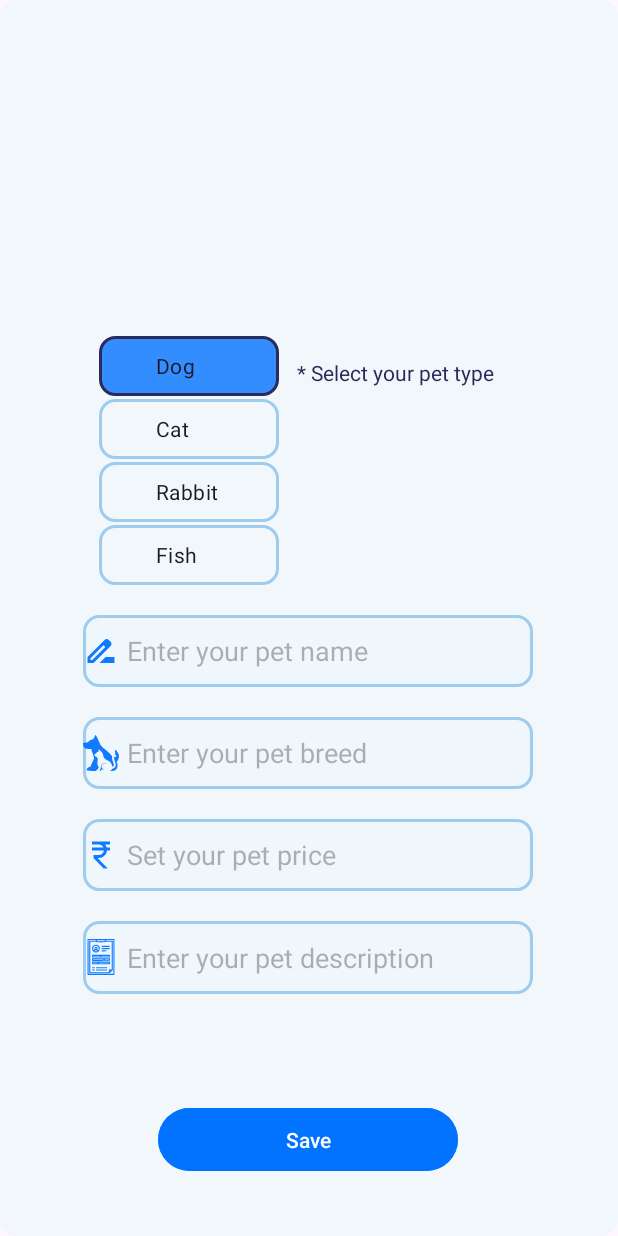
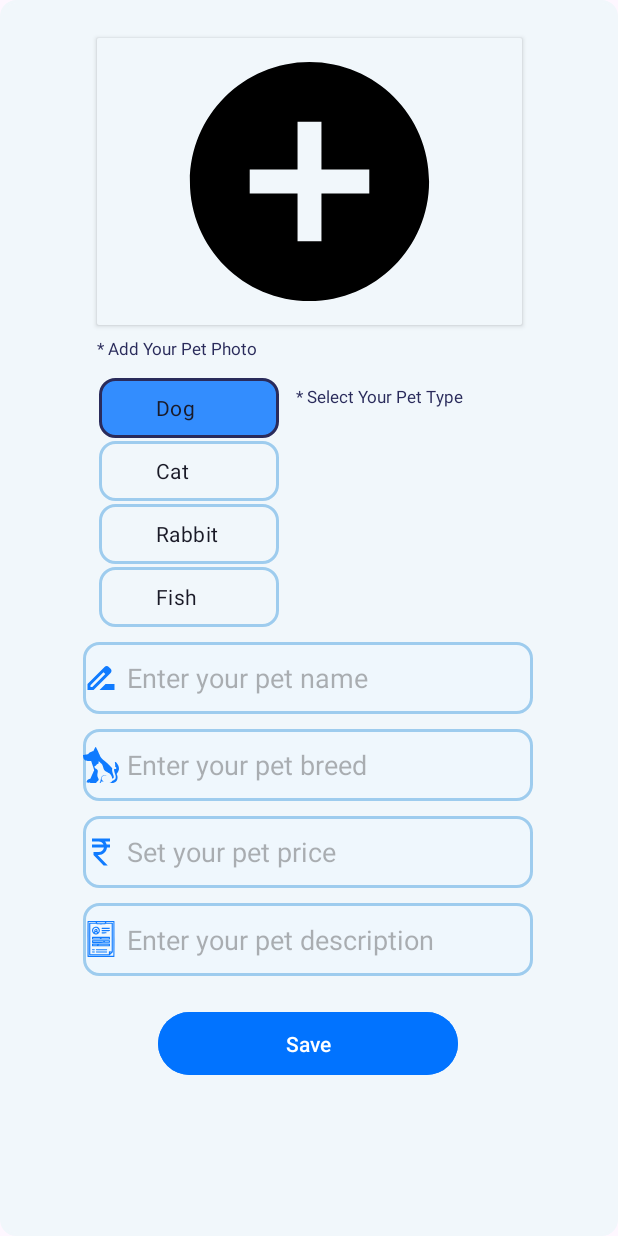
Before and after one commit to ruchit9510/pet-adoption-, an Android app: the AddPet screen opened directly, with no data from a screen before it, on a phone screen of 412 x 824 dp. Run offline under Robolectric (Android 15) with nearby library versions, the phone set to English and light mode, and no system bars; our stand-ins replace Firebase (no records; nobody signed in at launch, a user with empty details on screens opened directly); Roboto replaces fonts that are not available here.

Commit message:
Some Update

```diff
--- a/app/src/main/res/layout/activity_add_pet.xml
+++ b/app/src/main/res/layout/activity_add_pet.xml
@@ -10,29 +10,10 @@
 
 
     <EditText
-        android:id="@+id/petPrice"
-        android:layout_width="300dp"
-        android:layout_height="48dp"
-        android:layout_marginTop="20dp"
-        android:background="@drawable/edit_text_backgroud"
-        android:drawableLeft="@drawable/rupee_24"
-        android:drawablePadding="5dp"
-        android:drawableTint="@color/app_theme"
-        android:ems="10"
-        android:hint="Set your pet price"
-        android:inputType="text"
-        android:textColor="#1A1A27"
-        android:textColorHint="#653E3C3C"
-        app:layout_constraintEnd_toEndOf="parent"
-        app:layout_constraintHorizontal_bias="0.496"
-        app:layout_constraintStart_toStartOf="parent"
-        app:layout_constraintTop_toBottomOf="@+id/petBreed" />
-
-    <EditText
         android:id="@+id/petName"
         android:layout_width="300dp"
         android:layout_height="48dp"
-        android:layout_marginTop="20dp"
+        android:layout_marginTop="10dp"
         android:background="@drawable/edit_text_backgroud"
         android:drawableLeft="@drawable/name"
         android:drawablePadding="5dp"
@@ -43,7 +24,7 @@
         android:textColor="#1A1A27"
         android:textColorHint="#653E3C3C"
         app:layout_constraintEnd_toEndOf="parent"
-        app:layout_constraintHorizontal_bias="0.496"
+        app:layout_constraintHorizontal_bias="0.495"
         app:layout_constraintStart_toStartOf="parent"
         app:layout_constraintTop_toBottomOf="@+id/radioGroup" />
 
@@ -51,12 +32,12 @@
         android:id="@+id/radioGroup"
         android:layout_width="wrap_content"
         android:layout_height="wrap_content"
-        android:layout_marginTop="224dp"
+        android:layout_marginTop="35dp"
+        android:checkedButton="@id/petDog"
         app:layout_constraintEnd_toEndOf="parent"
-        app:layout_constraintHorizontal_bias="0.225"
+        app:layout_constraintHorizontal_bias="0.226"
         app:layout_constraintStart_toStartOf="parent"
-        android:checkedButton="@id/petDog"
-        app:layout_constraintTop_toTopOf="parent">
+        app:layout_constraintTop_toBottomOf="@+id/cardView2">
 
 
         <RadioButton
@@ -70,7 +51,8 @@
             android:paddingStart="38dp"
             android:paddingEnd="30dp"
             android:text="@string/dog"
-            android:textColor="#1A1A27" />
+            android:textColor="#1A1A27"
+            tools:ignore="TouchTargetSizeCheck" />
 
         <RadioButton
             android:id="@+id/petCat"
@@ -83,7 +65,8 @@
             android:paddingStart="38dp"
             android:paddingEnd="30dp"
             android:text="@string/cat"
-            android:textColor="#1A1A27" />
+            android:textColor="#1A1A27"
+            tools:ignore="TouchTargetSizeCheck" />
 
         <RadioButton
             android:id="@+id/petRabbit"
@@ -96,7 +79,8 @@
             android:paddingStart="38dp"
             android:paddingEnd="30dp"
             android:text="@string/rabbit"
-            android:textColor="#1A1A27" />
+            android:textColor="#1A1A27"
+            tools:ignore="TouchTargetSizeCheck" />
 
         <RadioButton
             android:id="@+id/petFish"
@@ -108,33 +92,28 @@
             android:paddingStart="38dp"
             android:paddingEnd="30dp"
             android:text="@string/fish"
-            android:textColor="#1A1A27" />
+            android:textColor="#1A1A27"
+            tools:ignore="TouchTargetSizeCheck" />
     </RadioGroup>
 
-    <EditText
-        android:id="@+id/petBreed"
-        android:layout_width="300dp"
-        android:layout_height="48dp"
+    <Button
+        android:id="@+id/petSaveBtn"
+        android:layout_width="200dp"
+        android:layout_height="50dp"
         android:layout_marginTop="20dp"
-        android:background="@drawable/edit_text_backgroud"
-        android:drawableLeft="@drawable/animals"
-        android:drawablePadding="5dp"
-        android:drawableTint="@color/app_theme"
-        android:ems="10"
-        android:hint="Enter your pet breed"
-        android:inputType="text"
-        android:textColor="#1A1A27"
-        android:textColorHint="#653E3C3C"
+        android:backgroundTint="@color/app_theme"
+        android:text="Save"
+        android:textColor="@color/white"
         app:layout_constraintEnd_toEndOf="parent"
-        app:layout_constraintHorizontal_bias="0.496"
+        app:layout_constraintHorizontal_bias="0.497"
         app:layout_constraintStart_toStartOf="parent"
-        app:layout_constraintTop_toBottomOf="@+id/petName" />
+        app:layout_constraintTop_toBottomOf="@+id/petDescription" />
 
     <EditText
         android:id="@+id/petDescription"
         android:layout_width="300dp"
         android:layout_height="wrap_content"
-        android:layout_marginTop="20dp"
+        android:layout_marginTop="10dp"
         android:background="@drawable/edit_text_backgroud"
         android:drawableLeft="@drawable/description"
         android:drawablePadding="5dp"
@@ -147,60 +126,90 @@
         android:textColor="#1A1A27"
         android:textColorHint="#653E3C3C"
         app:layout_constraintEnd_toEndOf="parent"
-        app:layout_constraintHorizontal_bias="0.496"
+        app:layout_constraintHorizontal_bias="0.495"
         app:layout_constraintStart_toStartOf="parent"
         app:layout_constraintTop_toBottomOf="@+id/petPrice" />
 
-    <Button
-        android:id="@+id/petSave"
-        android:layout_width="200dp"
-        android:layout_height="50dp"
-        android:layout_marginTop="72dp"
-        android:backgroundTint="@color/app_theme"
-        android:text="Save"
-        android:textColor="@color/white"
+    <EditText
+        android:id="@+id/petBreed"
+        android:layout_width="300dp"
+        android:layout_height="48dp"
+        android:layout_marginTop="10dp"
+        android:background="@drawable/edit_text_backgroud"
+        android:drawableLeft="@drawable/animals"
+        android:drawablePadding="5dp"
+        android:drawableTint="@color/app_theme"
+        android:ems="10"
+        android:hint="Enter your pet breed"
+        android:inputType="text"
+        android:textColor="#1A1A27"
+        android:textColorHint="#653E3C3C"
         app:layout_constraintEnd_toEndOf="parent"
-        app:layout_constraintHorizontal_bias="0.497"
+        app:layout_constraintHorizontal_bias="0.495"
         app:layout_constraintStart_toStartOf="parent"
-        app:layout_constraintTop_toBottomOf="@+id/petDescription" />
+        app:layout_constraintTop_toBottomOf="@+id/petName" />
 
-    <ProgressBar
-        android:id="@+id/petaddprogressBar4"
-        style="?android:attr/progressBarStyle"
-        android:layout_width="wrap_content"
-        android:layout_height="wrap_content"
-        android:layout_marginTop="1dp"
-        android:indeterminateTint="@color/app_theme"
-        android:visibility="invisible"
-        app:layout_constraintBottom_toTopOf="@+id/petSave"
+    <EditText
+        android:id="@+id/petPrice"
+        android:layout_width="300dp"
+        android:layout_height="48dp"
+        android:layout_marginTop="10dp"
+        android:background="@drawable/edit_text_backgroud"
+        android:drawableLeft="@drawable/rupee_24"
+        android:drawablePadding="5dp"
+        android:drawableTint="@color/app_theme"
+        android:ems="10"
+        android:hint="Set your pet price"
+        android:inputType="text"
+        android:textColor="#1A1A27"
+        android:textColorHint="#653E3C3C"
         app:layout_constraintEnd_toEndOf="parent"
-        app:layout_constraintHorizontal_bias="0.498"
+        app:layout_constraintHorizontal_bias="0.495"
         app:layout_constraintStart_toStartOf="parent"
-        app:layout_constraintTop_toBottomOf="@+id/petDescription"
-        app:layout_constraintVertical_bias="0.381" />
+        app:layout_constraintTop_toBottomOf="@+id/petBreed" />
 
     <TextView
         android:id="@+id/textView6"
         android:layout_width="wrap_content"
         android:layout_height="wrap_content"
-        android:layout_marginBottom="152dp"
-        android:text="* Select your pet type"
+        android:layout_marginBottom="156dp"
+        android:text="@string/select_pet_type"
         android:textColor="#2A2B5B"
+        android:textSize="11sp"
         app:layout_constraintBottom_toTopOf="@+id/petName"
         app:layout_constraintEnd_toEndOf="parent"
-        app:layout_constraintHorizontal_bias="0.128"
+        app:layout_constraintHorizontal_bias="0.101"
         app:layout_constraintStart_toEndOf="@+id/radioGroup" />
 
-    <androidx.recyclerview.widget.RecyclerView
-        android:id="@+id/pet_recycler"
+    <androidx.cardview.widget.CardView
+        android:id="@+id/cardView2"
+        android:layout_width="283dp"
+        android:layout_height="191dp"
+        android:layout_marginTop="25dp"
+        android:background="@color/app_theme_light"
+        app:layout_constraintEnd_toEndOf="parent"
+        app:layout_constraintStart_toStartOf="parent"
+        app:layout_constraintTop_toTopOf="parent">
+
+        <ImageView
+            android:id="@+id/petImage2"
+            android:layout_width="match_parent"
+            android:layout_height="match_parent"
+            android:background="@color/app_theme_light"
+            app:srcCompat="@drawable/baseline_add_sell_24" />
+    </androidx.cardview.widget.CardView>
+
+    <TextView
+        android:id="@+id/textView10"
         android:layout_width="wrap_content"
         android:layout_height="wrap_content"
-        android:layout_marginTop="28dp"
-        android:orientation="horizontal"
-        android:scrollbars="horizontal"
+        android:layout_marginTop="8dp"
+        android:text="@string/add_pet_photo"
+        android:textColor="#2A2B5B"
+        android:textSize="11sp"
         app:layout_constraintEnd_toEndOf="parent"
-        app:layout_constraintHorizontal_bias="0.378"
+        app:layout_constraintHorizontal_bias="0.213"
         app:layout_constraintStart_toStartOf="parent"
-        app:layout_constraintTop_toTopOf="parent" />
+        app:layout_constraintTop_toBottomOf="@+id/cardView2" />
 
 </androidx.constraintlayout.widget.ConstraintLayout>
--- a/app/src/main/res/values/strings.xml
+++ b/app/src/main/res/values/strings.xml
@@ -13,5 +13,9 @@
     <string name="cat">"Cat"</string>
     <string name="rabbit">"Rabbit"</string>
     <string name="fish">"Fish"</string>
+    <string name="add_pet_photo">"* Add Your Pet Photo"</string>
+    <string name="select_pet_type">"* Select Your Pet Type"</string>
+
+
 
 </resources>
```
Also changed, not shown: app/src/main/java/com/example/mypet/AddPet.kt (+214 -4 lines), app/src/main/java/com/example/mypet/Pet.kt (added, +12 -0 lines).
